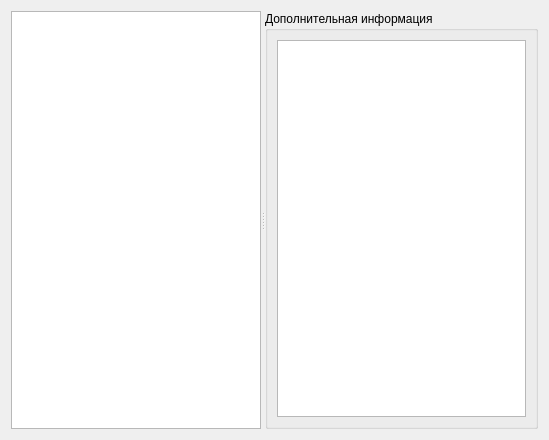
This is LGen2UI/ontologywidget.ui in vinni-au/l-gen as Qt 5 draws it before an edit. The edited form follows.
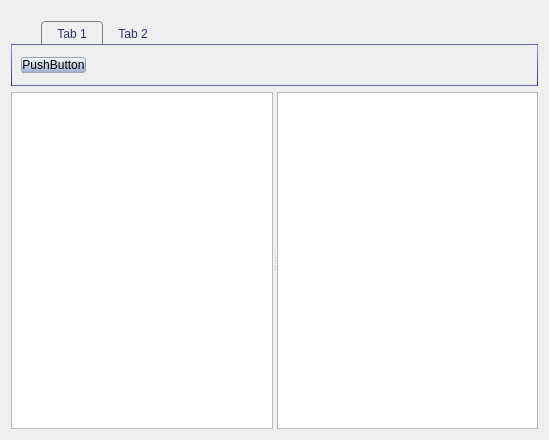
This is the edited form.

Commit message: Форма редактирование онтологии: начал делать риббон

```diff
--- a/LGen2UI/ontologywidget.ui
+++ b/LGen2UI/ontologywidget.ui
@@ -13,26 +13,149 @@
   <property name="windowTitle">
    <string>Form</string>
   </property>
+  <property name="styleSheet">
+   <string notr="true"/>
+  </property>
   <property name="locale">
    <locale language="Russian" country="RussianFederation"/>
   </property>
-  <layout class="QHBoxLayout" name="horizontalLayout">
+  <layout class="QVBoxLayout" name="verticalLayout">
+   <item>
+    <widget class="QTabWidget" name="tabWidget">
+     <property name="sizePolicy">
+      <sizepolicy hsizetype="Expanding" vsizetype="Minimum">
+       <horstretch>0</horstretch>
+       <verstretch>0</verstretch>
+      </sizepolicy>
+     </property>
+     <property name="styleSheet">
+      <string notr="true">/*QWidget {
+	background-color: #d0d9f0;
+}*/
+
+QTabWidget::pane {
+	border: 1px solid qlineargradient(x1:0, y1:0, x2:0, y2:1, stop:0 #90a0e0, stop:1.0 #303070);
+}
+
+QTabWidget::tab-bar {
+	left: 30px;
+	height:60px;
+}
+
+QTabBar::tab {
+	padding: 5px 15px 3px 15px;
+	margin-top: 10px;
+	color: #303070;
+	border-top-left-radius: 4px;
+	border-top-right-radius: 4px;
+}
+
+QTabBar::tab:hover {
+	background: qlineargradient(x1: 0, y1: 0, x2: 0, y2: 1,
+		stop: 0 #fffaff, stop: 0.4 #fff0c0,
+		stop: 0.5 #fff0c0, stop: 1.0 #d0d9f0);
+	border: 1px solid #a4a063;
+}
+
+QTabBar::tab:!selected {
+	border-bottom: 0px solid qlineargradient(x1:0, y1:0, x2:0, y2:1, stop:0 #90a0e0, stop:1 #303070);
+}
+
+QTabBar::tab:selected {
+	background: qlineargradient(x1: 0, y1: 0, x2: 0, y2: 1,
+		stop: 0 #f0f0ff, stop: 0.4 #f4f4ff,
+		stop: 0.5 #e7e7ff, stop: 1.0 #d0d9f0);
+	border: 1px solid #808090;
+	border-bottom: solid 0px;
+}
+
+QPushButton {
+	background-color: 
+		qlineargradient(x1: 0, y1: 0, x2: 0, y2: 1, stop: 0 #f6fcff, stop: 1.0 #a0b0d0);
+	border: 1px solid #a0a0b0;
+	border-radius: 3px;
+}
+
+QPushButton:checked {
+background-color: qlineargradient(x1: 0, y1: 0, x2: 0, y2: 1, stop: 0 #f0eeaa, stop: 1 #eeaa88);
+}
+
+QPushButton:flat {
+	border: none;
+	background: none;
+}
+
+QPushButton:pressed {
+	background-color: #e0e3ff;
+}
+
+/*QFrame {
+	background-color: qlineargradient(x1: 0, y1: 0, x2: 0, y2: 1, stop: 0 #f6fcff, stop: 1.0 #a0b0d0);
+	border: 1px solid #8080a0;
+	border-top-left-radius: 4px;
+	border-top-right-radius: 4px;
+}*/
+
+QLabel {
+	color: #303070;
+	background-color: qlineargradient(x1: 0, y1: 0, x2: 0, y2: 1, stop: 0 #c6cccf, stop: 1.0 #90a0b0);
+	border-top-left-radius: 0px;
+	border-top-right-radius: 0px;
+	border-bottom-left-radius: 4px;
+	border-bottom-right-radius: 4px;
+	border-top: 0px;
+}</string>
+     </property>
+     <property name="currentIndex">
+      <number>0</number>
+     </property>
+     <widget class="QWidget" name="tab">
+      <attribute name="title">
+       <string>Tab 1</string>
+      </attribute>
+      <layout class="QGridLayout" name="gridLayout">
+       <item row="0" column="1">
+        <spacer name="horizontalSpacer">
+         <property name="orientation">
+          <enum>Qt::Horizontal</enum>
+         </property>
+         <property name="sizeHint" stdset="0">
+          <size>
+           <width>40</width>
+           <height>20</height>
+          </size>
+         </property>
+        </spacer>
+       </item>
+       <item row="0" column="0">
+        <widget class="QPushButton" name="pushButton">
+         <property name="text">
+          <string>PushButton</string>
+         </property>
+        </widget>
+       </item>
+      </layout>
+     </widget>
+     <widget class="QWidget" name="tab_2">
+      <attribute name="title">
+       <string>Tab 2</string>
+      </attribute>
+     </widget>
+    </widget>
+   </item>
    <item>
     <widget class="QSplitter" name="splitter">
+     <property name="sizePolicy">
+      <sizepolicy hsizetype="Expanding" vsizetype="Expanding">
+       <horstretch>0</horstretch>
+       <verstretch>0</verstretch>
+      </sizepolicy>
+     </property>
      <property name="orientation">
       <enum>Qt::Horizontal</enum>
      </property>
      <widget class="QTreeView" name="treeView"/>
-     <widget class="QGroupBox" name="groupBox">
-      <property name="title">
-       <string>Дополнительная информация</string>
-      </property>
-      <layout class="QHBoxLayout" name="horizontalLayout_2">
-       <item>
-        <widget class="QTextEdit" name="textEdit"/>
-       </item>
-      </layout>
-     </widget>
+     <widget class="QGraphicsView" name="graphicsView"/>
     </widget>
    </item>
   </layout>
```
The commit also changes 3 other files.
